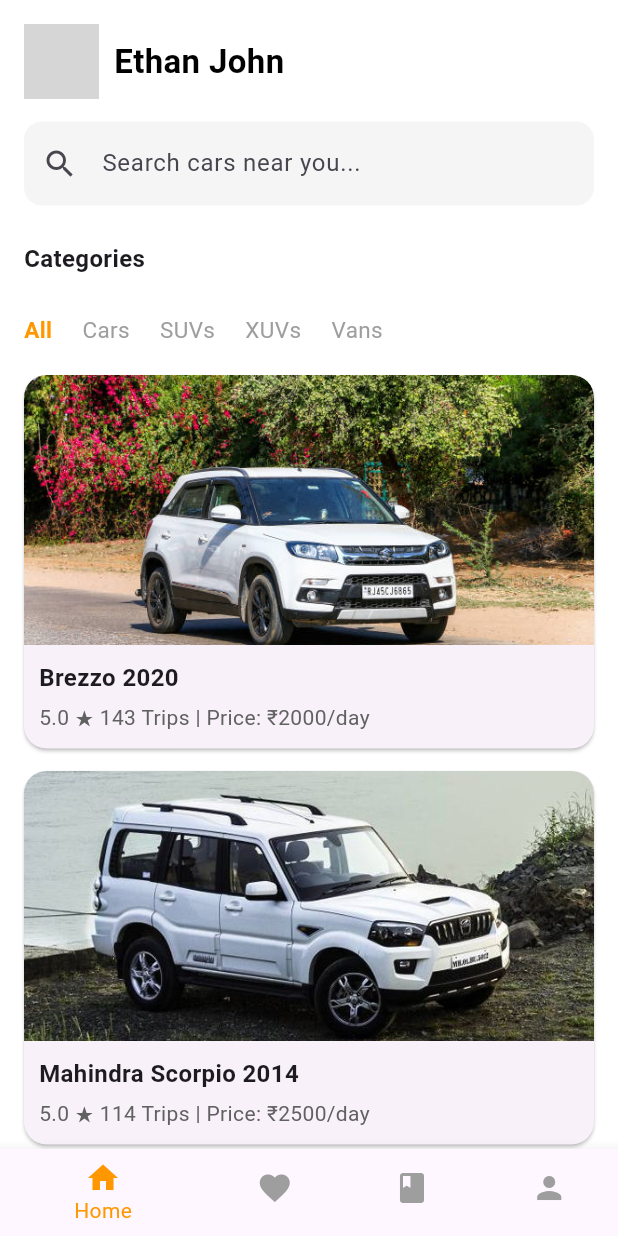
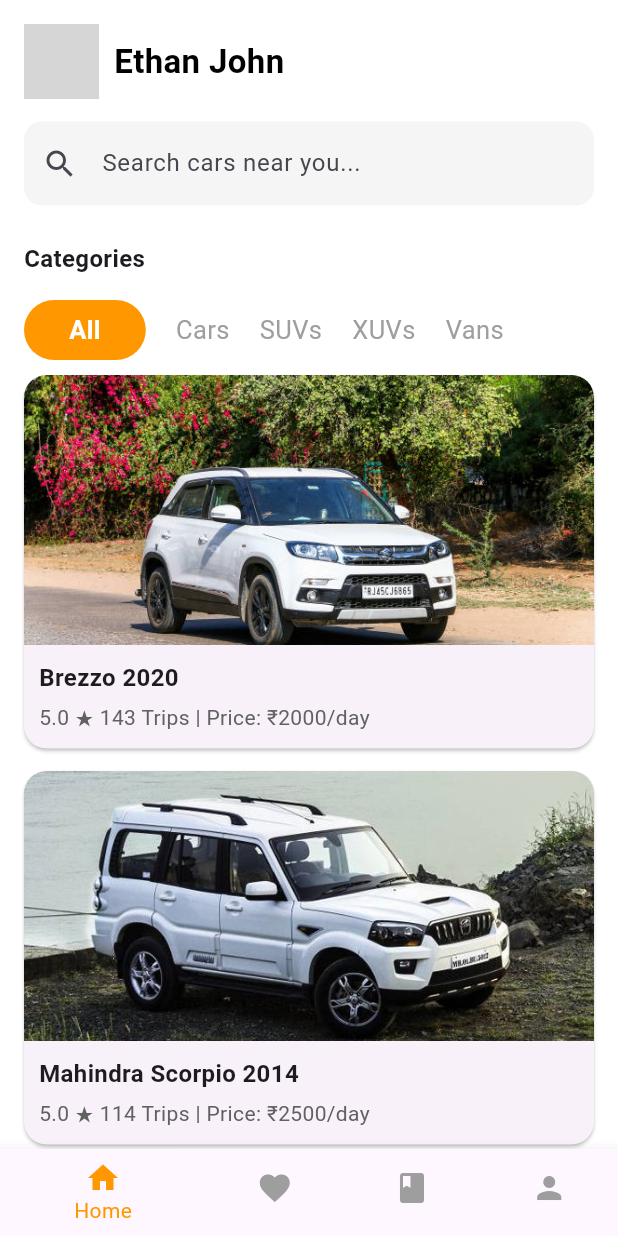
Before and after one commit to Deep-Kacha/Car_Rent_App, a Flutter app: the screen it shows after launch, on a phone screen of 412 x 824 dp. Run offline on Flutter 3.47's test engine with Material 3 defaults, Android fonts, the phone set to English and light mode, and no system bars; network calls fail; grey boxes are pictures that could not be loaded.

Commit message:
change code for car list in home page

```diff
--- a/car_rental_project/lib/Home Page/home_page.dart
+++ b/car_rental_project/lib/Home Page/home_page.dart
@@ -112,15 +112,26 @@ class _HomePageState extends State<HomePage> {
                     },
                     child: Container(
                       margin: EdgeInsets.only(right: 20),
+                      padding: isSelected
+                          ? EdgeInsets.symmetric(horizontal: 30, vertical: 8)
+                          : EdgeInsets.zero,
+                      decoration: isSelected
+                          ? BoxDecoration(
+                              color: Colors.orange,
+                              borderRadius: BorderRadius.circular(30),
+                            )
+                          : null,
                       alignment: Alignment.center,
                       child: Text(
                         category,
                         style: TextStyle(
-                          fontSize: 15,
+                          fontSize: 17,
                           fontWeight: isSelected
                               ? FontWeight.bold
                               : FontWeight.normal,
-                          color: isSelected ? Colors.orange : Colors.grey,
+                          color: isSelected
+                              ? Colors.white
+                              : Colors.grey, // ✅ white text for selected
                         ),
                       ),
                     ),
```
